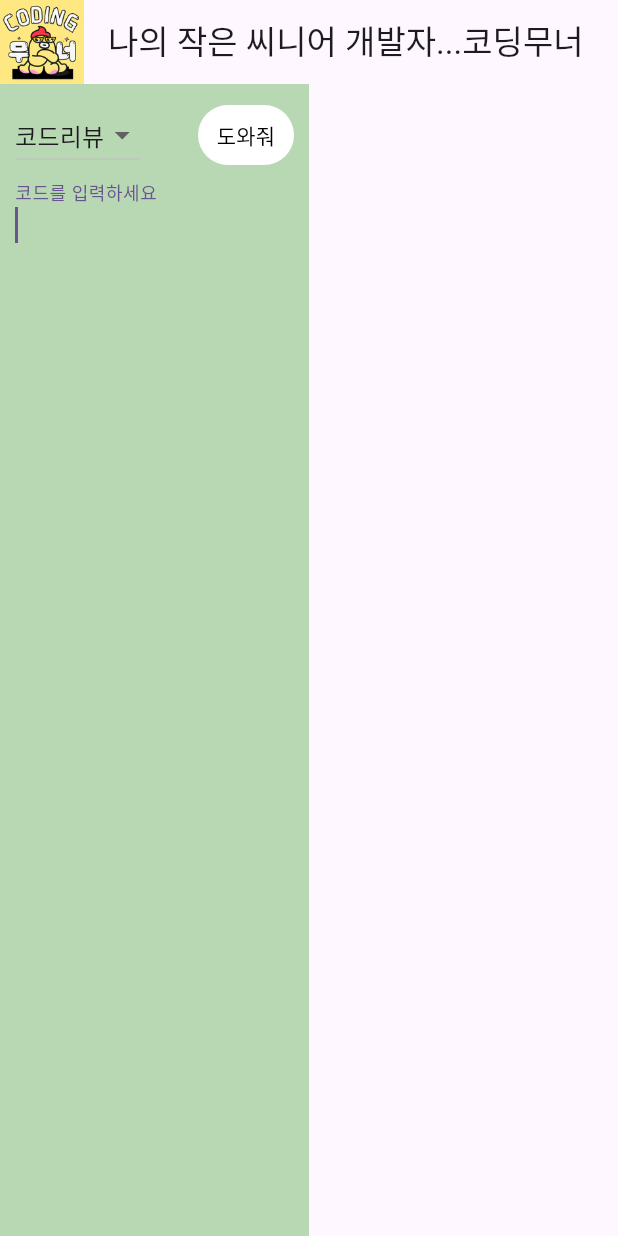
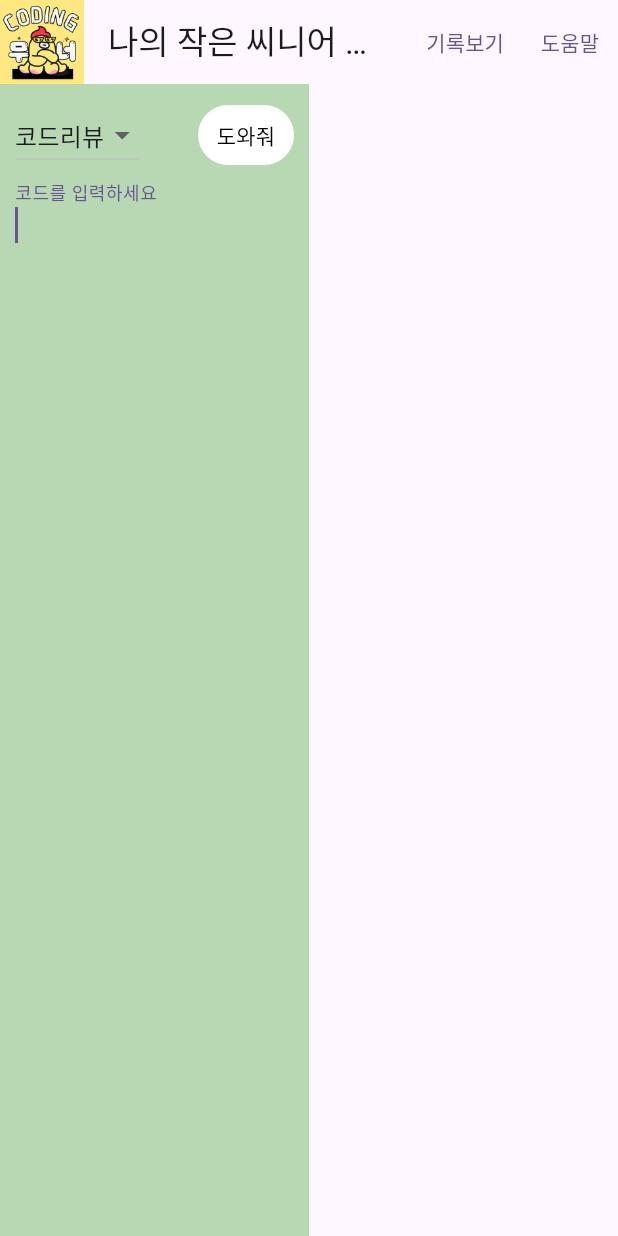
Before and after one commit to kkimwooo/coding_mooner, a Flutter app: the screen it shows after launch, on a phone screen of 412 x 824 dp. Run offline on Flutter 3.47's test engine with Material 2 defaults, Android fonts, the phone set to English and light mode, and no system bars; our stand-ins replace get, sqflite; accounts and stored records are empty; Roboto replaces fonts that are missing (Readex Pro).

Commit message:
기록 보기, 도움말 버튼 추가

```diff
--- a/lib/mainPage.dart
+++ b/lib/mainPage.dart
@@ -14,6 +14,19 @@ class MainPage extends StatelessWidget {
         leading: Image(
           image: AssetImage('images/128.png'),
         ),
+        actions: [
+          TextButton(onPressed: () {}, child: const Text('기록보기')),
+          TextButton(
+              onPressed: () {
+                Get.dialog(
+                  AlertDialog(
+                    title: const Text("도움말"),
+                    content: Text("Ollama 설치 가이드, 사용법 등에 대한 도움말이 들어갈 예정입니다."),
+                  ),
+                );
+              },
+              child: const Text('도움말')),
+        ],
       ),
       body: ListView(
         children: [
```
Also changed, not shown: lib/mainPageController.dart (+10 -1 lines).
